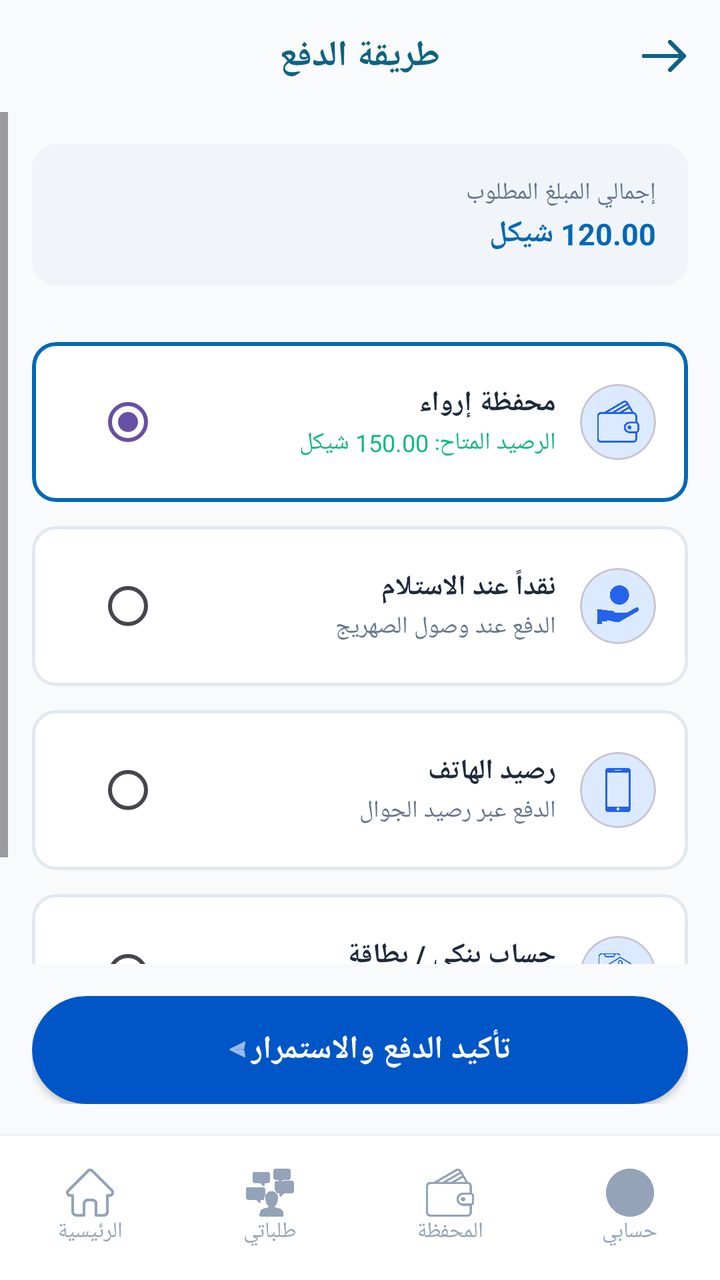
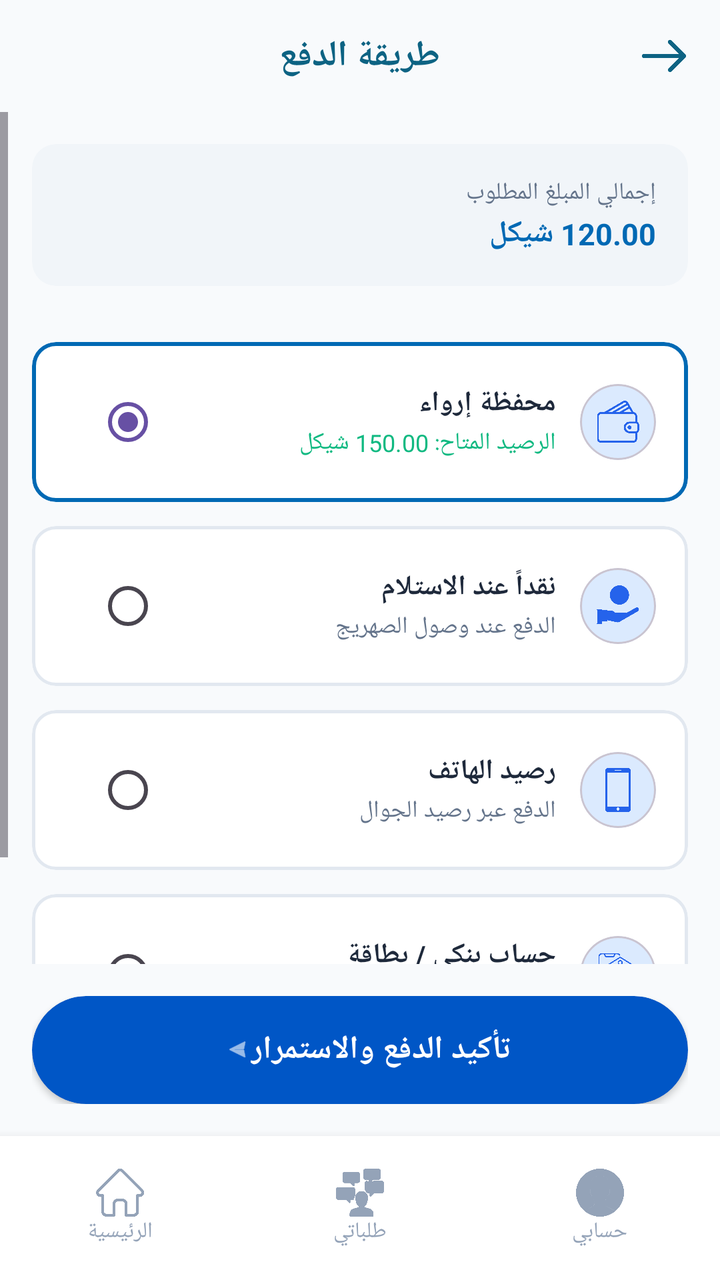

The first picture is an Android layout as it rendered before a commit; the second is the same layout after the commit. The layout source and the unified diff follow.
<!-- AndroidManifest.xml: application theme Theme.GraduationProject -->
<!-- res/layout/activity_payment_method.xml -->
<?xml version="1.0" encoding="utf-8"?>
<androidx.constraintlayout.widget.ConstraintLayout xmlns:android="http://schemas.android.com/apk/res/android"
    xmlns:app="http://schemas.android.com/apk/res-auto"
    xmlns:tools="http://schemas.android.com/tools"
    android:layout_width="match_parent"
    android:layout_height="match_parent"
    android:background="#F8FAFC"
    android:layoutDirection="rtl">

    <RelativeLayout
        android:id="@+id/layoutHeaderPayment"
        android:layout_width="match_parent"
        android:layout_height="56dp"
        android:paddingHorizontal="16dp"
        app:layout_constraintTop_toTopOf="parent">

        <TextView
            android:layout_width="wrap_content"
            android:layout_height="wrap_content"
            android:layout_centerInParent="true"
            android:text="طريقة الدفع"
            android:textColor="#0D6383"
            android:textSize="18sp"
            android:textStyle="bold" />

        <ImageView
            android:id="@+id/btnBack"
            android:layout_width="24dp"
            android:layout_height="24dp"
            android:layout_alignParentRight="true"
            android:layout_centerVertical="true"
            android:src="@drawable/back"
            app:tint="#0D6383" />
    </RelativeLayout>

    <ScrollView
        android:layout_width="match_parent"
        android:layout_height="0dp"
        android:fillViewport="true"
        app:layout_constraintBottom_toTopOf="@id/layoutActionAndNav"
        app:layout_constraintTop_toBottomOf="@id/layoutHeaderPayment">

        <LinearLayout
            android:layout_width="match_parent"
            android:layout_height="wrap_content"
            android:orientation="vertical"
            android:padding="16dp">

            <com.google.android.material.card.MaterialCardView
                android:layout_width="match_parent"
                android:layout_height="wrap_content"
                android:layout_marginBottom="16dp"
                app:cardBackgroundColor="#F1F5F9"
                app:cardCornerRadius="12dp"
                app:cardElevation="0dp"
                app:strokeWidth="0dp">

                <RelativeLayout
                    android:layout_width="match_parent"
                    android:layout_height="wrap_content"
                    android:padding="16dp">

                    <LinearLayout
                        android:layout_width="wrap_content"
                        android:layout_height="wrap_content"
                        android:layout_centerVertical="true"
                        android:orientation="vertical">

                        <TextView
                            android:layout_width="wrap_content"
                            android:layout_height="wrap_content"
                            android:text="إجمالي المبلغ المطلوب"
                            android:textColor="#64748B"
                            android:textSize="12sp" />

                        <TextView
                            android:id="@+id/tvTotalPaymentValue"
                            android:layout_width="wrap_content"
                            android:layout_height="wrap_content"
                            android:layout_marginTop="2dp"
                            android:text="120.00 شيكل"
                            android:textColor="#0069B4"
                            android:textSize="15sp"
                            android:textStyle="bold" />
                    </LinearLayout>
                </RelativeLayout>
            </com.google.android.material.card.MaterialCardView>

            
            <com.google.android.material.card.MaterialCardView
                android:id="@+id/cardWallet"
                android:layout_width="match_parent"
                android:layout_height="wrap_content"
                android:layout_marginTop="12dp"
                app:cardBackgroundColor="#FFFFFF"
                app:cardCornerRadius="12dp"
                app:cardElevation="0dp"
                app:strokeColor="#0069B4"
                app:strokeWidth="2dp">
                <RelativeLayout
                    android:layout_width="match_parent"
                    android:layout_height="wrap_content"
                    android:padding="16dp">
                    <com.google.android.material.card.MaterialCardView
                        android:id="@+id/ivWalletUnified"
                        android:layout_width="38dp"
                        android:layout_height="38dp"
                        android:layout_alignParentRight="true"
                        android:layout_centerVertical="true"
                        app:cardCornerRadius="19dp"
                        app:cardElevation="0dp"
                        app:cardBackgroundColor="#DBEAFE">
                        <ImageView
                            android:layout_width="22dp"
                            android:layout_height="21dp"
                            android:layout_gravity="center"
                            android:src="@drawable/wallet"
                            app:tint="#2563EB" />
                    </com.google.android.material.card.MaterialCardView>
                    <LinearLayout
                        android:layout_width="wrap_content"
                        android:layout_height="wrap_content"
                        android:layout_toLeftOf="@id/ivWalletUnified"
                        android:layout_marginRight="12dp"
                        android:orientation="vertical"
                        android:layout_centerVertical="true">
                        <TextView
                            android:id="@+id/tvWalletTitle"
                            android:layout_width="wrap_content"
                            android:layout_height="wrap_content"
                            android:text="محفظة إرواء"
                            android:textColor="#1E293B"
                            android:textSize="14sp"
                            android:textStyle="bold" />
                        <TextView
                            android:id="@+id/tvWalletDesc"
                            android:layout_width="wrap_content"
                            android:layout_height="wrap_content"
                            android:layout_marginTop="2dp"
                            android:text="الرصيد المتاح: 150.00 شيكل"
                            android:textColor="#10B981"
                            android:textSize="12sp" />
                    </LinearLayout>
                    <RadioButton
                        android:id="@+id/rbWallet"
                        android:layout_width="wrap_content"
                        android:layout_height="wrap_content"
                        android:layout_alignParentLeft="true"
                        android:layout_centerVertical="true"
                        android:buttonTint="#0069B4"
                        android:checked="true"
                        android:clickable="false" />
                </RelativeLayout>
            </com.google.android.material.card.MaterialCardView>

            
            <com.google.android.material.card.MaterialCardView
                android:id="@+id/cardCash"
                android:layout_width="match_parent"
                android:layout_height="wrap_content"
                android:layout_marginTop="12dp"
                app:cardBackgroundColor="#FFFFFF"
                app:cardCornerRadius="12dp"
                app:cardElevation="0dp"
                app:strokeColor="#E2E8F0"
                app:strokeWidth="1.5dp">
                <RelativeLayout
                    android:layout_width="match_parent"
                    android:layout_height="wrap_content"
                    android:padding="16dp">
                    <com.google.android.material.card.MaterialCardView
                        android:id="@+id/ivMoneyUnified"
                        android:layout_width="38dp"
                        android:layout_height="38dp"
                        android:layout_alignParentRight="true"
                        android:layout_centerVertical="true"
                        app:cardCornerRadius="19dp"
                        app:cardElevation="0dp"
                        app:cardBackgroundColor="#DBEAFE">
                        <ImageView
                            android:layout_width="22dp"
                            android:layout_height="22dp"
                            android:layout_gravity="center"
                            android:src="@drawable/money"
                            app:tint="#2563EB" />
                    </com.google.android.material.card.MaterialCardView>
                    <LinearLayout
                        android:layout_width="wrap_content"
                        android:layout_height="wrap_content"
                        android:layout_toLeftOf="@id/ivMoneyUnified"
                        android:layout_marginRight="12dp"
                        android:orientation="vertical"
                        android:layout_centerVertical="true">
                        <TextView
                            android:id="@+id/tvCashTitle"
                            android:layout_width="wrap_content"
                            android:layout_height="wrap_content"
                            android:text="نقداً عند الاستلام"
                            android:textColor="#1E293B"
                            android:textSize="14sp"
                            android:textStyle="bold" />
                        <TextView
                            android:id="@+id/tvCashDesc"
                            android:layout_width="wrap_content"
                            android:layout_height="wrap_content"
                            android:layout_marginTop="2dp"
                            android:text="الدفع عند وصول الصهريج"
                            android:textColor="#64748B"
                            android:textSize="12sp" />
                    </LinearLayout>
                    <RadioButton
                        android:id="@+id/rbCash"
                        android:layout_width="wrap_content"
                        android:layout_height="wrap_content"
                        android:layout_alignParentLeft="true"
                        android:layout_centerVertical="true"
                        android:buttonTint="#64748B"
                        android:checked="false"
                        android:clickable="false" />
                </RelativeLayout>
            </com.google.android.material.card.MaterialCardView>

            
            <com.google.android.material.card.MaterialCardView
                android:id="@+id/cardPhone"
                android:layout_width="match_parent"
                android:layout_height="wrap_content"
                android:layout_marginTop="12dp"
                app:cardBackgroundColor="#FFFFFF"
                app:cardCornerRadius="12dp"
                app:cardElevation="0dp"
                app:strokeColor="#E2E8F0"
                app:strokeWidth="1.5dp">
                <RelativeLayout
                    android:layout_width="match_parent"
                    android:layout_height="wrap_content"
                    android:padding="16dp">
                    <com.google.android.material.card.MaterialCardView
                        android:id="@+id/ivPhoneUnified"
                        android:layout_width="38dp"
                        android:layout_height="38dp"
                        android:layout_alignParentRight="true"
                        android:layout_centerVertical="true"
                        app:cardCornerRadius="19dp"
                        app:cardElevation="0dp"
                        app:cardBackgroundColor="#DBEAFE">
                        <ImageView
                            android:layout_width="22dp"
                            android:layout_height="22dp"
                            android:layout_gravity="center"
                            android:src="@drawable/smartphone"
                            app:tint="#2563EB" />
                    </com.google.android.material.card.MaterialCardView>
                    <LinearLayout
                        android:layout_width="wrap_content"
                        android:layout_height="wrap_content"
                        android:layout_toLeftOf="@id/ivPhoneUnified"
                        android:layout_marginRight="12dp"
                        android:orientation="vertical"
                        android:layout_centerVertical="true">
                        <TextView
                            android:layout_width="wrap_content"
                            android:layout_height="wrap_content"
                            android:text="رصيد الهاتف"
                            android:textColor="#1E293B"
                            android:textSize="14sp"
                            android:textStyle="bold" />
                        <TextView
                            android:layout_width="wrap_content"
                            android:layout_height="wrap_content"
                            android:layout_marginTop="2dp"
                            android:text="الدفع عبر رصيد الجوال"
                            android:textColor="#64748B"
                            android:textSize="12sp" />
                    </LinearLayout>
                    <RadioButton
                        android:id="@+id/rbPhone"
                        android:layout_width="wrap_content"
                        android:layout_height="wrap_content"
                        android:layout_alignParentLeft="true"
                        android:layout_centerVertical="true"
                        android:buttonTint="#64748B"
                        android:checked="false"
                        android:clickable="false" />
                </RelativeLayout>
            </com.google.android.material.card.MaterialCardView>

            
            <com.google.android.material.card.MaterialCardView
                android:id="@+id/cardBank"
                android:layout_width="match_parent"
                android:layout_height="wrap_content"
                android:layout_marginTop="12dp"
                app:cardBackgroundColor="#FFFFFF"
                app:cardCornerRadius="12dp"
                app:cardElevation="0dp"
                app:strokeColor="#E2E8F0"
                app:strokeWidth="1.5dp">
                <RelativeLayout
                    android:layout_width="match_parent"
                    android:layout_height="wrap_content"
                    android:padding="16dp">
                    <com.google.android.material.card.MaterialCardView
                        android:id="@+id/ivBankUnified"
                        android:layout_width="38dp"
                        android:layout_height="38dp"
                        android:layout_alignParentRight="true"
                        android:layout_centerVertical="true"
                        app:cardCornerRadius="19dp"
                        app:cardElevation="0dp"
                        app:cardBackgroundColor="#DBEAFE">
                        <ImageView
                            android:layout_width="22dp"
                            android:layout_height="22dp"
                            android:layout_gravity="center"
                            android:src="@drawable/banking"
                            app:tint="#2563EB" />
                    </com.google.android.material.card.MaterialCardView>
                    <LinearLayout
                        android:layout_width="wrap_content"
                        android:layout_height="wrap_content"
                        android:layout_toLeftOf="@id/ivBankUnified"
                        android:layout_marginRight="12dp"
                        android:orientation="vertical"
                        android:layout_centerVertical="true">
                        <TextView
                            android:layout_width="wrap_content"
                            android:layout_height="wrap_content"
                            android:text="حساب بنكي / بطاقة"
                            android:textColor="#1E293B"
                            android:textSize="14sp"
                            android:textStyle="bold" />
                        <TextView
                            android:layout_width="wrap_content"
                            android:layout_height="wrap_content"
                            android:layout_marginTop="2dp"
                            android:text="فيزا أو ماستر كارد"
                            android:textColor="#64748B"
                            android:textSize="12sp" />
                    </LinearLayout>
                    <RadioButton
                        android:id="@+id/rbBank"
                        android:layout_width="wrap_content"
                        android:layout_height="wrap_content"
                        android:layout_alignParentLeft="true"
                        android:layout_centerVertical="true"
                        android:buttonTint="#64748B"
                        android:checked="false"
                        android:clickable="false" />
                </RelativeLayout>
            </com.google.android.material.card.MaterialCardView>

        </LinearLayout>
    </ScrollView>

    <LinearLayout
        android:id="@+id/layoutActionAndNav"
        android:layout_width="match_parent"
        android:layout_height="wrap_content"
        android:orientation="vertical"
        app:layout_constraintBottom_toBottomOf="parent">

        <LinearLayout
            android:id="@+id/layoutFooterPaymentAction"
            android:layout_width="match_parent"
            android:layout_height="wrap_content"
            android:orientation="vertical"
            android:padding="16dp"
            android:background="#F8FAFC">
            <androidx.cardview.widget.CardView
                android:id="@+id/btnConfirmPaymentAction"
                android:layout_width="match_parent"
                android:layout_height="54dp"
                app:cardCornerRadius="27dp"
                app:cardBackgroundColor="#0056C6"
                app:cardElevation="2dp">
                <LinearLayout
                    android:layout_width="wrap_content"
                    android:layout_height="wrap_content"
                    android:orientation="horizontal"
                    android:gravity="center"
                    android:layout_gravity="center">
                    <TextView
                        android:layout_width="wrap_content"
                        android:layout_height="wrap_content"
                        android:text="تأكيد الدفع والاستمرار"
                        android:textColor="#FFFFFF"
                        android:textSize="16sp"
                        android:textStyle="bold"/>
                    <ImageView
                        android:layout_width="13dp"
                        android:layout_height="18dp"
                        android:layout_marginEnd="8dp"
                        android:scaleX="-1"
                        android:src="@android:drawable/ic_menu_send"
                        app:tint="#FFFFFF" />
                </LinearLayout>
            </androidx.cardview.widget.CardView>
        </LinearLayout>

        
        <LinearLayout
            android:id="@+id/bottomNavPayment"
            android:layout_width="match_parent"
            android:layout_height="72dp"
            android:background="#FFFFFF"
            android:orientation="horizontal"
            android:gravity="center"
            android:elevation="8dp">
            <LinearLayout android:id="@+id/navProfile" android:layout_width="0dp" android:layout_height="wrap_content" android:layout_weight="1" android:orientation="vertical" android:gravity="center" android:clickable="true" android:focusable="true">
                <ImageView android:layout_width="24dp" android:layout_height="24dp" android:src="@drawable/user" app:tint="#94A3B8" />
                <TextView android:layout_width="wrap_content" android:layout_height="wrap_content" android:text="حسابي" android:textColor="#94A3B8" android:textSize="11sp" />
            </LinearLayout>
            <LinearLayout android:id="@+id/navWallet" android:layout_width="0dp" android:layout_height="wrap_content" android:layout_weight="1" android:orientation="vertical" android:gravity="center" android:clickable="true" android:focusable="true">
                <ImageView android:layout_width="24dp" android:layout_height="24dp" android:src="@drawable/wallet" app:tint="#94A3B8" />
                <TextView android:layout_width="wrap_content" android:layout_height="wrap_content" android:text="المحفظة" android:textColor="#94A3B8" android:textSize="11sp" />
            </LinearLayout>
            <LinearLayout android:id="@+id/navOrders" android:layout_width="0dp" android:layout_height="wrap_content" android:layout_weight="1" android:orientation="vertical" android:gravity="center" android:clickable="true" android:focusable="true">
                <ImageView android:layout_width="24dp" android:layout_height="24dp" android:src="@drawable/personal" app:tint="#94A3B8" />
                <TextView android:layout_width="wrap_content" android:layout_height="wrap_content" android:text="طلباتي" android:textColor="#94A3B8" android:textSize="11sp" />
            </LinearLayout>
            <LinearLayout android:id="@+id/navHome" android:layout_width="0dp" android:layout_height="wrap_content" android:layout_weight="1" android:orientation="vertical" android:gravity="center" android:clickable="true" android:focusable="true">
                <ImageView android:layout_width="24dp" android:layout_height="24dp" android:src="@drawable/home" app:tint="#94A3B8" />
                <TextView android:layout_width="wrap_content" android:layout_height="wrap_content" android:text="الرئيسية" android:textColor="#94A3B8" android:textSize="11sp" />
            </LinearLayout>
        </LinearLayout>
    </LinearLayout>
</androidx.constraintlayout.widget.ConstraintLayout>
<!-- resources referenced by this layout -->
<resources>
  <!-- drawable back: png bitmap (drawable, 3478 bytes) -->
  <!-- drawable banking: png bitmap (drawable, 13374 bytes) -->
  <!-- drawable home: png bitmap (drawable, 8020 bytes) -->
  <!-- drawable money: png bitmap (drawable, 28020 bytes) -->
  <!-- drawable personal: png bitmap (drawable, 20543 bytes) -->
  <!-- drawable smartphone: png bitmap (drawable, 2820 bytes) -->
  <!-- drawable user: png bitmap (drawable, 19440 bytes) -->
  <!-- drawable wallet: png bitmap (drawable, 15785 bytes) -->
  <style name="Theme.GraduationProject" parent="Base.Theme.GraduationProject" />
  <style name="Base.Theme.GraduationProject" parent="Theme.Material3.DayNight.NoActionBar">
          
          
      </style>
</resources>

<!-- the commit's change to res/layout/activity_payment_method.xml (unified diff, before → after) -->
@@ -411,10 +411,6 @@
                 <ImageView android:layout_width="24dp" android:layout_height="24dp" android:src="@drawable/user" app:tint="#94A3B8" />
                 <TextView android:layout_width="wrap_content" android:layout_height="wrap_content" android:text="حسابي" android:textColor="#94A3B8" android:textSize="11sp" />
             </LinearLayout>
-            <LinearLayout android:id="@+id/navWallet" android:layout_width="0dp" android:layout_height="wrap_content" android:layout_weight="1" android:orientation="vertical" android:gravity="center" android:clickable="true" android:focusable="true">
-                <ImageView android:layout_width="24dp" android:layout_height="24dp" android:src="@drawable/wallet" app:tint="#94A3B8" />
-                <TextView android:layout_width="wrap_content" android:layout_height="wrap_content" android:text="المحفظة" android:textColor="#94A3B8" android:textSize="11sp" />
-            </LinearLayout>
             <LinearLayout android:id="@+id/navOrders" android:layout_width="0dp" android:layout_height="wrap_content" android:layout_weight="1" android:orientation="vertical" android:gravity="center" android:clickable="true" android:focusable="true">
                 <ImageView android:layout_width="24dp" android:layout_height="24dp" android:src="@drawable/personal" app:tint="#94A3B8" />
                 <TextView android:layout_width="wrap_content" android:layout_height="wrap_content" android:text="طلباتي" android:textColor="#94A3B8" android:textSize="11sp" />
